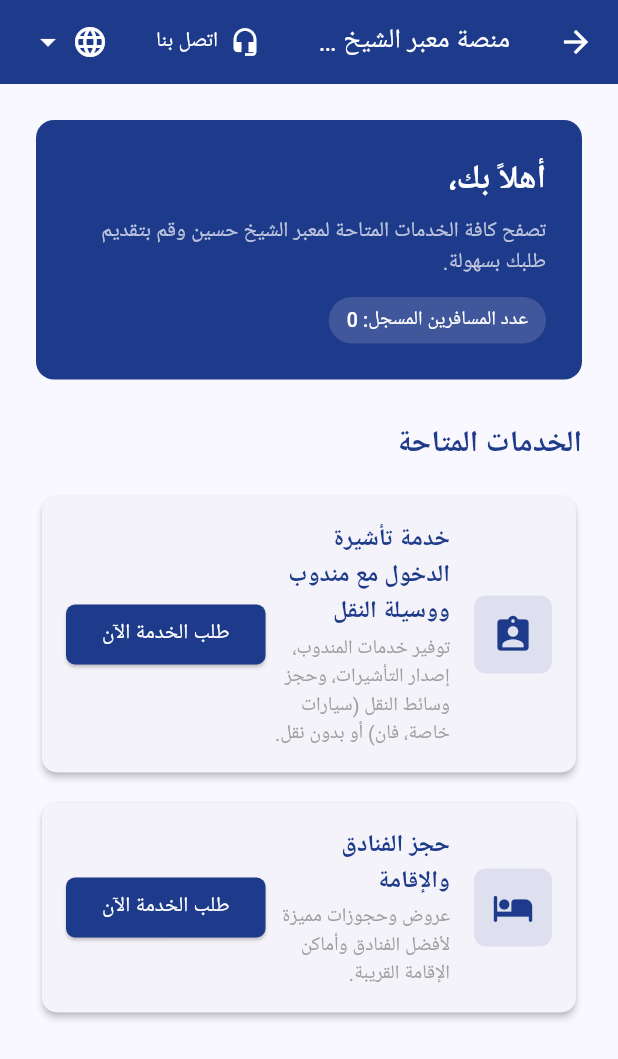
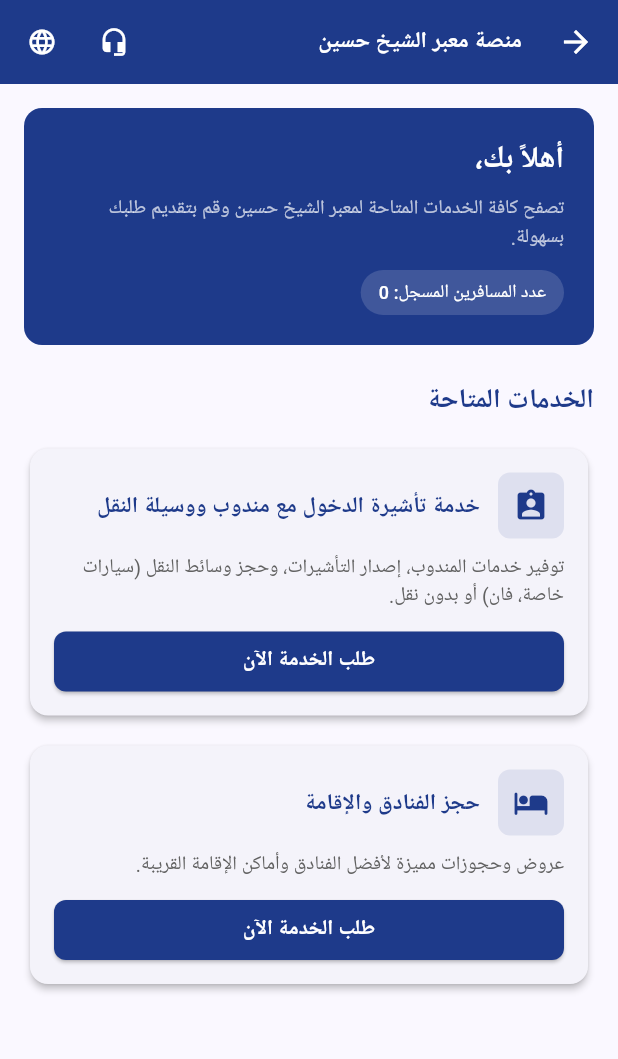
Before and after one commit to MohannadNassralla/sheikh_hussein_platform, a Flutter app: the HomeScreen screen opened directly with empty values, on a phone screen of 412 x 824 dp. Shown: the top 1059 px of the screen. Run offline on Flutter 3.47's test engine with Material 3 defaults, Android fonts, the phone set to English and light mode, and no system bars; our stand-ins replace cloud_firestore, firebase_core; accounts and stored records are empty; network calls fail; Roboto replaces fonts that are missing (Cairo); statements that could not run were skipped.

Commit message:
update files

```diff
--- a/lib/features/home/home_screen.dart
+++ b/lib/features/home/home_screen.dart
@@ -32,7 +32,6 @@ class _HomeScreenState extends State<HomeScreen> {
     _selectedLanguage = widget.initialLanguage;
   }
 
-  // قاموس النصوص لصفحة الـ Home
   Map<String, Map<String, String>> get _localizedTexts => {
     'ar': {
       'app_title': 'منصة معبر الشيخ حسين',
@@ -80,7 +79,6 @@ class _HomeScreenState extends State<HomeScreen> {
 
   String _t(String key) => _localizedTexts[_selectedLanguage]?[key] ?? key;
 
-  // دالة المساعدة لفتح الاتصال الهاتفي أو تطبيق واتساب
   Future<void> _launchUrl(String urlString) async {
     final Uri uri = Uri.parse(urlString);
     if (!await launchUrl(uri, mode: LaunchMode.externalApplication)) {
@@ -106,8 +104,6 @@ class _HomeScreenState extends State<HomeScreen> {
           children: [
             const Text('تواصل معنا / Contact Us / צור קשר:'),
             const SizedBox(height: 16),
-
-            // خيار الاتصال الهاتفي المباشر
             InkWell(
               onTap: () => _launchUrl('tel:+962772932636'),
               borderRadius: BorderRadius.circular(8),
@@ -126,8 +122,6 @@ class _HomeScreenState extends State<HomeScreen> {
               ),
             ),
             const Divider(height: 16),
-
-            // خيار المراسلة عبر واتساب
             InkWell(
               onTap: () => _launchUrl('https://wa.me/972525980725'),
               borderRadius: BorderRadius.circular(8),
@@ -159,6 +153,8 @@ class _HomeScreenState extends State<HomeScreen> {
 
   @override
   Widget build(BuildContext context) {
+    final screenWidth = MediaQuery.of(context).size.width;
+
     return Directionality(
       textDirection: _selectedLanguage == 'he' || _selectedLanguage == 'ar'
           ? TextDirection.rtl
@@ -168,22 +164,25 @@ class _HomeScreenState extends State<HomeScreen> {
           backgroundColor: const Color(0xFF1E3A8A),
           foregroundColor: Colors.white,
           elevation: 0,
-          title: Text(_t('app_title'), style: const TextStyle(fontSize: 18)),
+          titleSpacing: 8,
+          title: Text(
+            _t('app_title'),
+            style: TextStyle(
+              fontSize: screenWidth < 380 ? 13 : 15,
+              fontWeight: FontWeight.bold,
+            ),
+            overflow: TextOverflow.ellipsis,
+          ),
           actions: [
-            TextButton.icon(
+            // زر الاتصال في الهيدر تم تبسيطه لضمان عدم ضغط العنوان
+            IconButton(
+              icon: const Icon(Icons.headset_mic, color: Colors.white, size: 20),
+              tooltip: _t('contact_us'),
               onPressed: () => _showContactUsDialog(context),
-              icon: const Icon(Icons.headset_mic, color: Colors.white, size: 20),
-              label: Text(_t('contact_us'), style: const TextStyle(color: Colors.white)),
             ),
-            const SizedBox(width: 8),
             PopupMenuButton<String>(
-              icon: const Row(
-                children: [
-                  Icon(Icons.language, color: Colors.white),
-                  SizedBox(width: 4),
-                  Icon(Icons.arrow_drop_down, color: Colors.white),
-                ],
-              ),
+              padding: EdgeInsets.zero,
+              icon: const Icon(Icons.language, color: Colors.white, size: 20),
               onSelected: (String lang) {
                 setState(() {
                   _selectedLanguage = lang;
@@ -195,19 +194,19 @@ class _HomeScreenState extends State<HomeScreen> {
                 const PopupMenuItem<String>(value: 'he', child: Text('🇮🇱 עברית')),
               ],
             ),
-            const SizedBox(width: 12),
+            const SizedBox(width: 4),
           ],
         ),
         body: SafeArea(
           child: SingleChildScrollView(
-            padding: const EdgeInsets.all(24.0),
+            padding: const EdgeInsets.all(16.0),
             child: Column(
               crossAxisAlignment: CrossAxisAlignment.start,
               children: [
-                // الهيدر الترحيبي مع عرض اسم المسافر الممرر
+                // الهيدر الترحيبي
                 Container(
                   width: double.infinity,
-                  padding: const EdgeInsets.all(24.0),
+                  padding: const EdgeInsets.all(20.0),
                   decoration: BoxDecoration(
                     color: const Color(0xFF1E3A8A),
                     borderRadius: BorderRadius.circular(12),
@@ -219,17 +218,16 @@ class _HomeScreenState extends State<HomeScreen> {
                         '${_t('welcome_user')}${widget.userName}',
                         style: const TextStyle(
                           color: Colors.white,
-                          fontSize: 22,
+                          fontSize: 20,
                           fontWeight: FontWeight.bold,
                         ),
                       ),
                       const SizedBox(height: 8),
                       Text(
                         _t('home_sub'),
-                        style: const TextStyle(color: Colors.white70, fontSize: 14),
+                        style: const TextStyle(color: Colors.white70, fontSize: 13),
                       ),
                       const SizedBox(height: 12),
-                      // شارة توضح عدد المسافرين المسجل
                       Container(
                         padding: const EdgeInsets.symmetric(horizontal: 12, vertical: 6),
                         decoration: BoxDecoration(
@@ -238,27 +236,26 @@ class _HomeScreenState extends State<HomeScreen> {
                         ),
                         child: Text(
                           '${_t('passengers_info')}${widget.passengersCount}',
-                          style: const TextStyle(color: Colors.white, fontSize: 13, fontWeight: FontWeight.w500),
+                          style: const TextStyle(color: Colors.white, fontSize: 12, fontWeight: FontWeight.w500),
                         ),
                       ),
                     ],
                   ),
                 ),
-                const SizedBox(height: 28),
+                const SizedBox(height: 24),
 
-                // عنوان الخدمات
                 Text(
                   _t('services_title'),
                   style: const TextStyle(
-                    fontSize: 20,
+                    fontSize: 18,
                     fontWeight: FontWeight.bold,
                     color: Color(0xFF1E3A8A),
                   ),
                 ),
-                const SizedBox(height: 16),
+                const SizedBox(height: 14),
 
-                // خدمة تأشيرة الدخول مع مندوب ووسيلة النقل
-                _buildServiceCard(
+                // خدمة التأشيرة والنقل
+                _buildResponsiveServiceCard(
                   icon: Icons.assignment_ind_rounded,
                   title: _t('transport_visa_escort_service'),
                   description: _t('transport_visa_escort_desc'),
@@ -279,8 +276,8 @@ class _HomeScreenState extends State<HomeScreen> {
                 ),
                 const SizedBox(height: 12),
 
-                // خدمة الفنادق والإقامة
-                _buildServiceCard(
+                // خدمة الفنادق
+                _buildResponsiveServiceCard(
                   icon: Icons.hotel_rounded,
                   title: _t('hotel_service'),
                   description: _t('hotel_desc'),
@@ -307,7 +304,8 @@ class _HomeScreenState extends State<HomeScreen> {
     );
   }
 
-  Widget _buildServiceCard({
+  // بطاقة خدمة متجاوبة تعمل بكفاءة على الشاشات الصغرى والكبرى بكل اللغات
+  Widget _buildResponsiveServiceCard({
     required IconData icon,
     required String title,
     required String description,
@@ -315,10 +313,65 @@ class _HomeScreenState extends State<HomeScreen> {
   }) {
     return Card(
       elevation: 2,
-      shape: RoundedRectangleBorder(borderRadius: BorderRadius.circular(10)),
+      shape: RoundedRectangleBorder(borderRadius: BorderRadius.circular(12)),
       child: Padding(
         padding: const EdgeInsets.all(16.0),
-        child: Row(
+        child: LayoutBuilder(
+          builder: (context, constraints) {
+            final isNarrow = constraints.maxWidth < 450;
+
+            if (isNarrow) {
+              return Column(
+                crossAxisAlignment: CrossAxisAlignment.start,
+                children: [
+                  Row(
+                    children: [
+                      Container(
+                        padding: const EdgeInsets.all(10),
+                        decoration: BoxDecoration(
+                          color: const Color(0xFF1E3A8A).withOpacity(0.1),
+                          borderRadius: BorderRadius.circular(8),
+                        ),
+                        child: Icon(icon, color: const Color(0xFF1E3A8A), size: 24),
+                      ),
+                      const SizedBox(width: 12),
+                      Expanded(
+                        child: Text(
+                          title,
+                          style: const TextStyle(
+                            fontSize: 15,
+                            fontWeight: FontWeight.bold,
+                            color: Color(0xFF1E3A8A),
+                          ),
+                        ),
+                      ),
+                    ],
+                  ),
+                  const SizedBox(height: 10),
+                  Text(
+                    description,
+                    style: TextStyle(color: Colors.grey.shade700, fontSize: 13, height: 1.4),
+                  ),
+                  const SizedBox(height: 14),
+                  SizedBox(
+                    width: double.infinity,
+                    height: 40,
+                    child: ElevatedButton(
+                      style: ElevatedButton.styleFrom(
+                        backgroundColor: const Color(0xFF1E3A8A),
+                        foregroundColor: Colors.white,
+                        shape: RoundedRectangleBorder(borderRadius: BorderRadius.circular(8)),
+                      ),
+                      onPressed: onPressed,
+                      child: Text(_t('book_now'), style: const TextStyle(fontWeight: FontWeight.bold)),
+                    ),
+                  ),
+                ],
+              );
+            }
+
+            return Row(
+              crossAxisAlignment: CrossAxisAlignment.center,
               children: [
                 Container(
                   padding: const EdgeInsets.all(12),
@@ -344,21 +397,24 @@ class _HomeScreenState extends State<HomeScreen> {
                       const SizedBox(height: 4),
                       Text(
                         description,
-                    style: const TextStyle(color: Colors.grey, fontSize: 13),
+                        style: TextStyle(color: Colors.grey.shade700, fontSize: 13, height: 1.3),
                       ),
                     ],
                   ),
                 ),
+                const SizedBox(width: 12),
                 ElevatedButton(
                   style: ElevatedButton.styleFrom(
                     backgroundColor: const Color(0xFF1E3A8A),
                     foregroundColor: Colors.white,
-                shape: RoundedRectangleBorder(borderRadius: BorderRadius.circular(6)),
+                    shape: RoundedRectangleBorder(borderRadius: BorderRadius.circular(8)),
                   ),
                   onPressed: onPressed,
                   child: Text(_t('book_now')),
                 ),
               ],
+            );
+          },
         ),
       ),
     );
```
Also changed, not shown: lib/features/home/welcome_screen.dart (+26 -50 lines), lib/main.dart (+8 -0 lines), pubspec.yaml (+8 -0 lines), 4 other files. Lines whose indentation alone changed are shown as unchanged.
